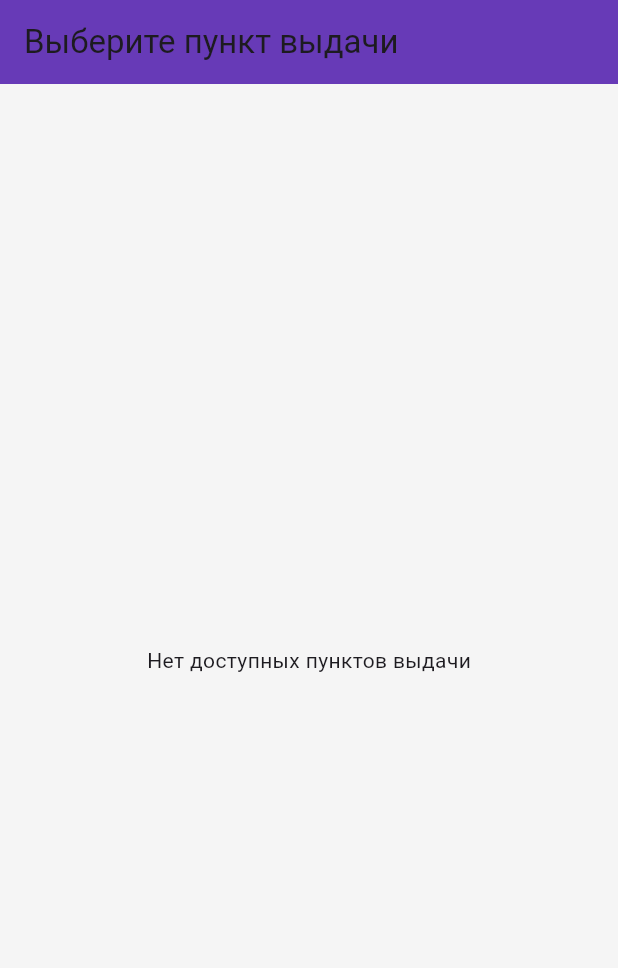
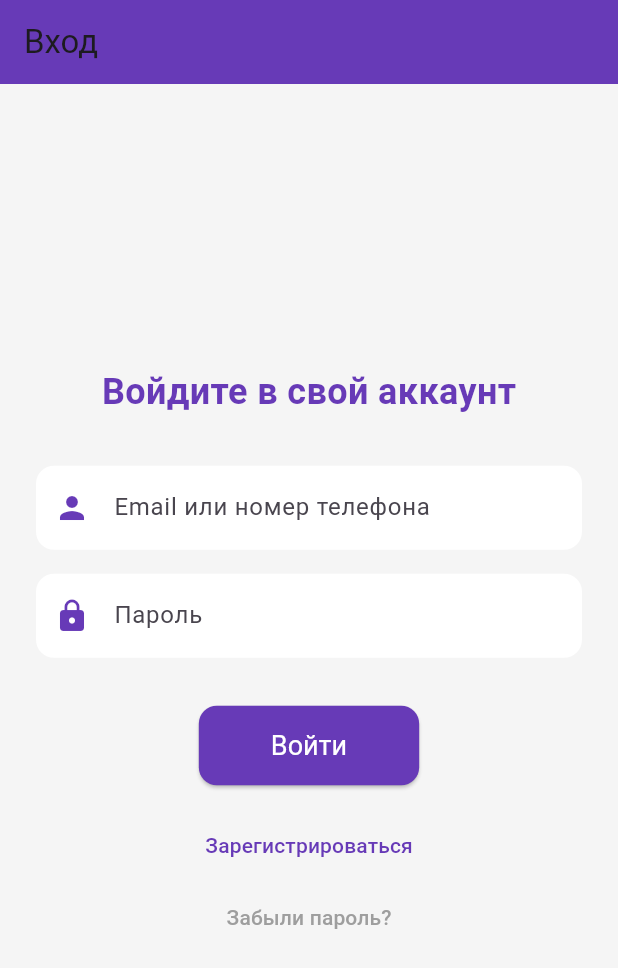
Before and after one commit to rinat117/DarinaWB, a Flutter app: the screen it shows after launch, on a phone screen of 412 x 824 dp. Shown: the top 968 px of the screen. Run offline on Flutter 3.47's test engine with Material 3 defaults, Android fonts, the phone set to English and light mode, and no system bars; our stand-ins replace carousel_slider, firebase_auth, firebase_core, firebase_database; accounts and stored records are empty.

Commit message:
login and registr page

```diff
--- a/lib/main.dart
+++ b/lib/main.dart
@@ -1,7 +1,7 @@
 import 'package:flutter/material.dart';
-import 'package:firebase_core/firebase_core.dart'; // Adjust the path if necessary
+import 'package:firebase_core/firebase_core.dart';
 import 'package:myapp/firebase_options.dart';
-import 'screens/pickup_selection_screen.dart';
+import 'screens/login_screen.dart'; // Import LoginScreen
 
 void main() async {
   WidgetsFlutterBinding.ensureInitialized();
@@ -12,7 +12,7 @@ void main() async {
 }
 
 class MyApp extends StatelessWidget {
-  const MyApp({super.key});
+  const MyApp({Key? key}) : super(key: key);
 
   @override
   Widget build(BuildContext context) {
@@ -22,7 +22,7 @@ class MyApp extends StatelessWidget {
         colorScheme: ColorScheme.fromSeed(seedColor: Colors.deepPurple),
         useMaterial3: true,
       ),
-      home: const PickupSelectionScreen(),
+      home: const LoginScreen(), // Set LoginScreen as the home
     );
   }
 }
--- /dev/null
+++ b/lib/screens/login_screen.dart
@@ -0,0 +1,161 @@
+import 'package:flutter/material.dart';
+import 'package:firebase_auth/firebase_auth.dart'; // Import Firebase Auth
+import 'home_screen.dart'; // Import HomeScreen (Customer)
+import 'employee_home_screen.dart'; // Import EmployeeHomeScreen (Create this file)
+
+class LoginScreen extends StatefulWidget {
+  const LoginScreen({Key? key}) : super(key: key);
+
+  @override
+  State<LoginScreen> createState() => _LoginScreenState();
+}
+
+class _LoginScreenState extends State<LoginScreen> {
+  final _emailPhoneController = TextEditingController();
+  final _passwordController = TextEditingController();
+  bool _isLoading = false; // Track loading state
+
+  @override
+  void dispose() {
+    _emailPhoneController.dispose();
+    _passwordController.dispose();
+    super.dispose();
+  }
+
+  Future<void> _login(BuildContext context) async {
+    setState(() {
+      _isLoading = true; // Start loading
+    });
+
+    try {
+      String emailPhone = _emailPhoneController.text.trim();
+      String password = _passwordController.text.trim();
+
+      if (emailPhone.endsWith('@wbpvz.com')) {
+        // Employee Login (Email/Password)
+        try {
+          await FirebaseAuth.instance.signInWithEmailAndPassword(
+            email: emailPhone,
+            password: password,
+          );
+          // Successful Employee Login
+          Navigator.pushReplacement(
+            context,
+            MaterialPageRoute(builder: (context) => const EmployeeHomeScreen()),
+          );
+        } on FirebaseAuthException catch (e) {
+          // Handle Firebase Auth errors (e.g., invalid email, wrong password)
+          print('Firebase Auth Error: ${e.code} - ${e.message}');
+          ScaffoldMessenger.of(context).showSnackBar(
+            SnackBar(content: Text('Ошибка входа: ${e.message}')),
+          );
+        } catch (e) {
+          // Handle other errors
+          print('Login Error: $e');
+          ScaffoldMessenger.of(context).showSnackBar(
+            SnackBar(content: Text('Неизвестная ошибка')),
+          );
+        }
+      } else {
+        // Customer Login (Phone/Password) - Not implemented yet
+        ScaffoldMessenger.of(context).showSnackBar(
+          SnackBar(content: Text('Вход по номеру телефона пока не реализован')),
+        );
+      }
+    } finally {
+      setState(() {
+        _isLoading = false; // Stop loading
+      });
+    }
+  }
+
+  @override
+  Widget build(BuildContext context) {
+    return Scaffold(
+      appBar: AppBar(
+        title: const Text('Вход'),
+        backgroundColor: Colors.deepPurple,
+      ),
+      backgroundColor: Colors.grey[100],
+      body: Center(
+        child: Padding(
+          padding: const EdgeInsets.all(24.0),
+          child: Column(
+            mainAxisAlignment: MainAxisAlignment.center,
+            children: <Widget>[
+              Text(
+                'Войдите в свой аккаунт',
+                style: TextStyle(
+                    fontSize: 24,
+                    fontWeight: FontWeight.bold,
+                    color: Colors.deepPurple),
+              ),
+              SizedBox(height: 32),
+              TextField(
+                controller: _emailPhoneController,
+                decoration: InputDecoration(
+                  hintText: 'Email или номер телефона',
+                  border: OutlineInputBorder(
+                    borderRadius: BorderRadius.circular(12.0),
+                    borderSide: BorderSide.none,
+                  ),
+                  filled: true,
+                  fillColor: Colors.white,
+                  prefixIcon: Icon(Icons.person, color: Colors.deepPurple),
+                ),
+              ),
+              SizedBox(height: 16),
+              TextField(
+                controller: _passwordController,
+                decoration: InputDecoration(
+                  hintText: 'Пароль',
+                  border: OutlineInputBorder(
+                    borderRadius: BorderRadius.circular(12.0),
+                    borderSide: BorderSide.none,
+                  ),
+                  filled: true,
+                  fillColor: Colors.white,
+                  prefixIcon: Icon(Icons.lock, color: Colors.deepPurple),
+                ),
+                obscureText: true,
+              ),
+              SizedBox(height: 32),
+              ElevatedButton(
+                onPressed: _isLoading
+                    ? null
+                    : () => _login(context), // Disable button while loading
+                style: ElevatedButton.styleFrom(
+                  backgroundColor: Colors.deepPurple,
+                  padding: EdgeInsets.symmetric(horizontal: 48, vertical: 16),
+                  textStyle: TextStyle(fontSize: 18),
+                  shape: RoundedRectangleBorder(
+                      borderRadius: BorderRadius.circular(12)),
+                ),
+                child: _isLoading
+                    ? CircularProgressIndicator(
+                        valueColor: AlwaysStoppedAnimation<Color>(
+                            Colors.white)) // Show loading indicator
+                    : Text('Войти', style: TextStyle(color: Colors.white)),
+              ),
+              SizedBox(height: 16),
+              TextButton(
+                onPressed: () {
+                  // TODO: Implement sign up logic
+                },
+                child: Text('Зарегистрироваться',
+                    style: TextStyle(color: Colors.deepPurple)),
+              ),
+              TextButton(
+                onPressed: () {
+                  // TODO: Implement forgot password logic
+                },
+                child: Text('Забыли пароль?',
+                    style: TextStyle(color: Colors.grey)),
+              ),
+            ],
+          ),
+        ),
+      ),
+    );
+  }
+}
--- a/lib/screens/pickup_selection_screen.dart
+++ b/lib/screens/pickup_selection_screen.dart
@@ -1,8 +1,9 @@
 import 'package:flutter/material.dart';
 import 'package:firebase_database/firebase_database.dart';
 import 'package:carousel_slider/carousel_slider.dart';
-import '../widgets/pickup_point_card.dart'; // Импорт карточки
+import '../widgets/pickup_point_card.dart';
 import 'home_screen.dart';
+import 'package:firebase_auth/firebase_auth.dart'; // Import Firebase Auth
 
 class PickupPoint {
   final String id;
@@ -13,7 +14,9 @@ class PickupPoint {
 }
 
 class PickupSelectionScreen extends StatefulWidget {
-  const PickupSelectionScreen({super.key});
+  final UserCredential userCredential; // Add UserCredential
+  const PickupSelectionScreen({Key? key, required this.userCredential})
+      : super(key: key);
 
   @override
   State<PickupSelectionScreen> createState() => _PickupSelectionScreenState();
@@ -21,9 +24,9 @@ class PickupSelectionScreen extends StatefulWidget {
 
 class _PickupSelectionScreenState extends State<PickupSelectionScreen> {
   List<PickupPoint> _pickupPoints = [];
-  List<PickupPoint> _filteredPickupPoints = []; // Для поиска
+  List<PickupPoint> _filteredPickupPoints = [];
   bool _loading = true;
-  String _searchQuery = ''; // Для хранения поискового запроса
+  String _searchQuery = '';
 
   @override
   void initState() {
@@ -50,7 +53,7 @@ class _PickupSelectionScreenState extends State<PickupSelectionScreen> {
       });
       setState(() {
         _pickupPoints = loadedPickupPoints;
-        _filteredPickupPoints = loadedPickupPoints; // Изначально все пункты
+        _filteredPickupPoints = loadedPickupPoints;
         _loading = false;
       });
     } else {
@@ -65,8 +68,7 @@ class _PickupSelectionScreenState extends State<PickupSelectionScreen> {
     setState(() {
       _searchQuery = query;
       if (query.isEmpty) {
-        _filteredPickupPoints =
-            _pickupPoints; // Если запрос пустой - показываем все
+        _filteredPickupPoints = _pickupPoints;
       } else {
         _filteredPickupPoints = _pickupPoints
             .where((point) =>
@@ -82,34 +84,30 @@ class _PickupSelectionScreenState extends State<PickupSelectionScreen> {
     return Scaffold(
       appBar: AppBar(
         title: const Text('Выберите пункт выдачи'),
-        backgroundColor: Colors.deepPurple, // Цвет AppBar
+        backgroundColor: Colors.deepPurple,
       ),
-      backgroundColor: Colors.grey[100], // Светлый фон экрана
+      backgroundColor: Colors.grey[100],
       body: _loading
           ? const Center(child: CircularProgressIndicator())
           : _pickupPoints.isEmpty
               ? const Center(child: Text('Нет доступных пунктов выдачи'))
               : Padding(
                   padding: const EdgeInsets.symmetric(
-                      horizontal: 16.0, vertical: 20.0), // Отступы больше
+                      horizontal: 16.0, vertical: 20.0),
                   child: Column(
                     children: [
                       Padding(
-                        padding: const EdgeInsets.only(
-                            bottom: 16.0), // Отступ под поиском
+                        padding: const EdgeInsets.only(bottom: 16.0),
                         child: TextField(
                           decoration: InputDecoration(
-                            hintText: 'Поиск пункта выдачи', // Используем hintText
+                            hintText: 'Поиск пункта выдачи',
                             prefixIcon: const Icon(Icons.search,
-                                color: Colors
-                                    .deepPurple), // Иконка поиска фирменного цвета
+                                color: Colors.deepPurple),
                             border: OutlineInputBorder(
-                              borderRadius: BorderRadius.circular(
-                                  25.0), // Больше скругление поля поиска
+                              borderRadius: BorderRadius.circular(25.0),
                               borderSide: BorderSide(color: Colors.grey[400]!),
                             ),
                             focusedBorder: OutlineInputBorder(
-                              // Цвет рамки при фокусе
                               borderRadius: BorderRadius.circular(25.0),
                               borderSide: const BorderSide(
                                   color: Colors.deepPurple, width: 2.0),
@@ -117,12 +115,13 @@ class _PickupSelectionScreenState extends State<PickupSelectionScreen> {
                             contentPadding: const EdgeInsets.symmetric(
                                 vertical: 15.0, horizontal: 20.0),
                             filled: true,
-                            fillColor: Colors.white, // Белый фон поля поиска
+                            fillColor: Colors.white,
                           ),
                           onChanged: _filterPickupPoints,
                         ),
                       ),
-                      if (_searchQuery.isNotEmpty && _filteredPickupPoints.isEmpty)
+                      if (_searchQuery.isNotEmpty &&
+                          _filteredPickupPoints.isEmpty)
                         const Padding(
                           padding: EdgeInsets.only(bottom: 16.0),
                           child: Text(
@@ -136,17 +135,16 @@ class _PickupSelectionScreenState extends State<PickupSelectionScreen> {
                       Expanded(
                         child: CarouselSlider(
                           options: CarouselOptions(
-                            height: 220.0, // Увеличили высоту карусели
+                            height: 220.0,
                             enlargeCenterPage: true,
                             autoPlay: false,
                             aspectRatio: 16 / 9,
                             enableInfiniteScroll: false,
                             viewportFraction: 0.8,
                             initialPage: 0,
-                            scrollDirection: Axis.vertical, // Вертикальный скролл
+                            scrollDirection: Axis.vertical,
                           ),
                           items: _filteredPickupPoints.map((pickupPoint) {
-                            // Используем _filteredPickupPoints
                             return Builder(
                               builder: (BuildContext context) {
                                 return PickupPointCard(
@@ -156,7 +154,9 @@ class _PickupSelectionScreenState extends State<PickupSelectionScreen> {
                                       context,
                                       MaterialPageRoute(
                                         builder: (context) => HomeScreen(
-                                            pickupPointId: pickupPoint.id),
+                                            pickupPointId: pickupPoint.id,
+                                            userCredential: widget
+                                                .userCredential), // Pass userCredential
                                       ),
                                     );
                                   },
--- a/pubspec.yaml
+++ b/pubspec.yaml
@@ -39,6 +39,8 @@ dependencies:
   firebase_database: ^11.1.6
   carousel_slider: ^5.0.0
   flutter_svg: ^2.0.17
+  firebase_auth: ^5.5.0
+  intl_phone_field: ^3.2.0
 
 dev_dependencies:
   flutter_test:
```
Also changed, not shown: lib/screens/employee_home_screen.dart (added, +24 -0 lines), lib/screens/home_screen.dart (+6 -1 lines), lib/screens/main_screen.dart (+17 -9 lines), pubspec.lock.
